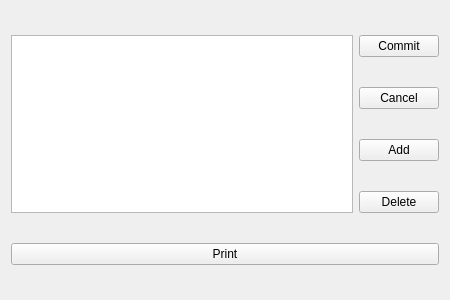
Qt form momprinter.ui (Preffer/MomPrinter) before a commit.
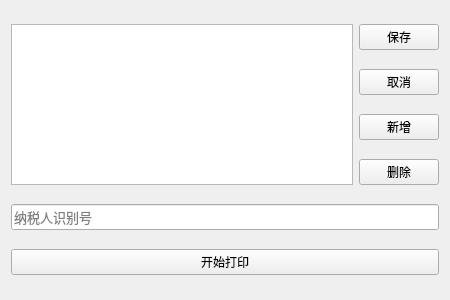
The same form after that commit.

Diff of the .ui file:
```diff
--- a/momprinter.ui
+++ b/momprinter.ui
@@ -11,45 +11,58 @@
    </rect>
   </property>
   <property name="windowTitle">
-   <string>momPrinter</string>
+   <string>印花税销售凭证打印机</string>
   </property>
   <widget class="QWidget" name="centralWidget">
    <layout class="QGridLayout" name="gridLayout">
-    <item row="0" column="1">
-     <widget class="QPushButton" name="commitButton">
+    <item row="2" column="1">
+     <widget class="QPushButton" name="addButton">
       <property name="text">
-       <string>Commit</string>
+       <string>新增</string>
       </property>
      </widget>
     </item>
     <item row="4" column="0" colspan="2">
-     <widget class="QPushButton" name="printButton">
-      <property name="text">
-       <string>Print</string>
+     <widget class="QLineEdit" name="lineEdit">
+      <property name="font">
+       <font>
+        <family>AcadEref</family>
+        <pointsize>10</pointsize>
+       </font>
+      </property>
+      <property name="placeholderText">
+       <string>纳税人识别号</string>
       </property>
      </widget>
     </item>
     <item row="1" column="1">
      <widget class="QPushButton" name="cancelButton">
       <property name="text">
-       <string>Cancel</string>
+       <string>取消</string>
       </property>
      </widget>
     </item>
     <item row="3" column="1">
      <widget class="QPushButton" name="deleteButton">
       <property name="text">
-       <string>Delete</string>
+       <string>删除</string>
+      </property>
+     </widget>
+    </item>
+    <item row="0" column="1">
+     <widget class="QPushButton" name="commitButton">
+      <property name="text">
+       <string>保存</string>
       </property>
      </widget>
     </item>
     <item row="0" column="0" rowspan="4">
      <widget class="QTableView" name="tableView"/>
     </item>
-    <item row="2" column="1">
-     <widget class="QPushButton" name="addButton">
+    <item row="5" column="0" colspan="2">
+     <widget class="QPushButton" name="printButton">
       <property name="text">
-       <string>Add</string>
+       <string>开始打印</string>
       </property>
      </widget>
     </item>
```
